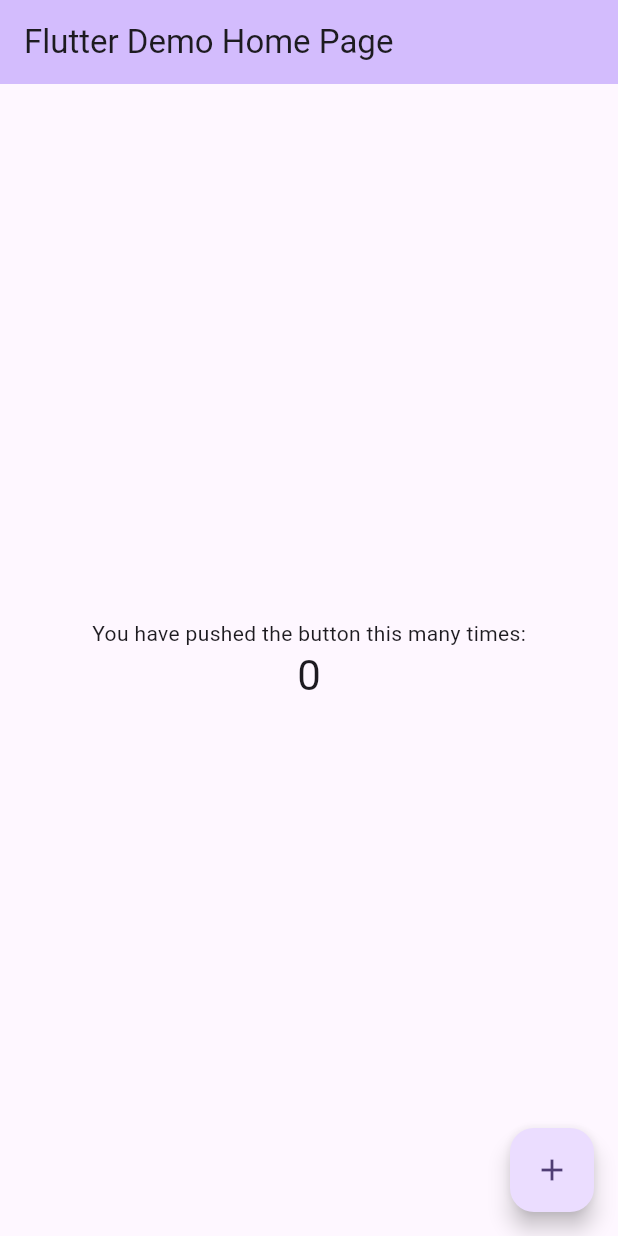
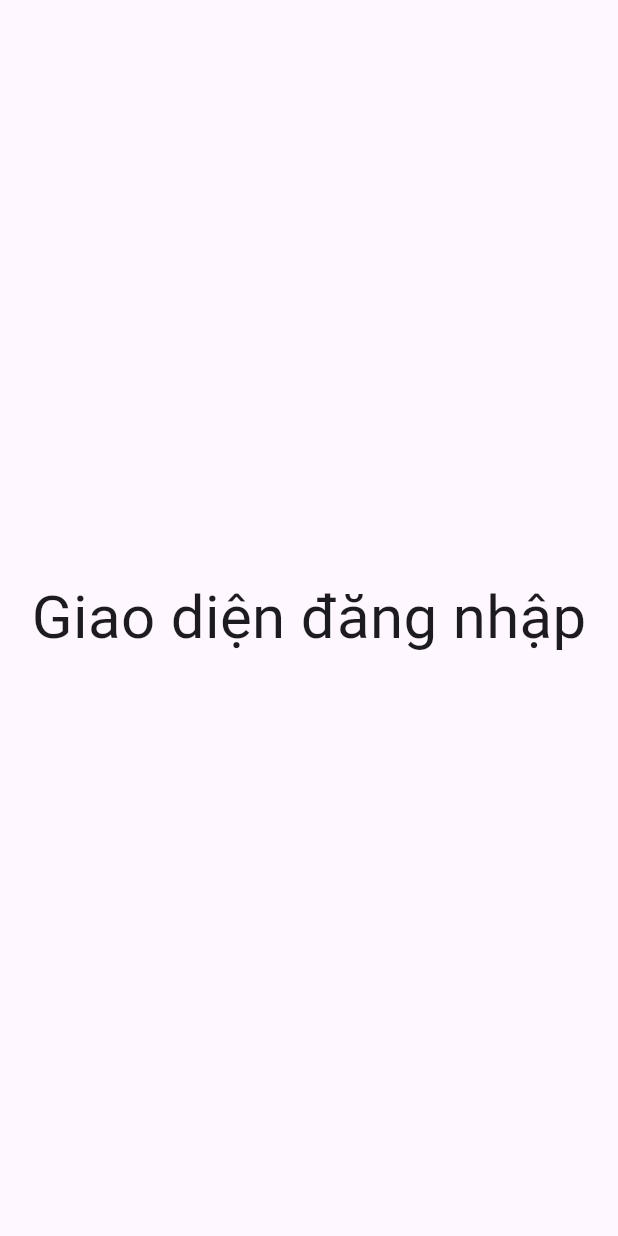
Before and after one commit to adohong4/SiegenX-Ecommerce, a Flutter app: the screen it shows after launch, on a phone screen of 412 x 824 dp. Run offline on Flutter 3.47's test engine with Material 3 defaults, Android fonts, the phone set to English and light mode, and no system bars.

Commit message:
test code giao dien flutter

```diff
--- a/MobileApp/siegenx_mobile_app/lib/main.dart
+++ b/MobileApp/siegenx_mobile_app/lib/main.dart
@@ -1,4 +1,5 @@
 import 'package:flutter/material.dart';
+import 'screens/login_screen.dart'; // Thêm import này
 
 void main() {
   runApp(const MyApp());
@@ -7,119 +8,18 @@
 class MyApp extends StatelessWidget {
   const MyApp({super.key});
 
-  // This widget is the root of your application.
   @override
   Widget build(BuildContext context) {
     return MaterialApp(
+      debugShowCheckedModeBanner: false,
       title: 'Flutter Demo',
       theme: ThemeData(
-        // This is the theme of your application.
-        //
-        // TRY THIS: Try running your application with "flutter run". You'll see
-        // the application has a purple toolbar. Then, without quitting the app,
-        // try changing the seedColor in the colorScheme below to Colors.green
-        // and then invoke "hot reload" (save your changes or press the "hot
-        // reload" button in a Flutter-supported IDE, or press "r" if you used
-        // the command line to start the app).
-        //
-        // Notice that the counter didn't reset back to zero; the application
-        // state is not lost during the reload. To reset the state, use hot
-        // restart instead.
-        //
-        // This works for code too, not just values: Most code changes can be
-        // tested with just a hot reload.
         colorScheme: ColorScheme.fromSeed(seedColor: Colors.deepPurple),
         useMaterial3: true,
       ),
-      home: const MyHomePage(title: 'Flutter Demo Home Page'),
+      home: const LoginScreen(), // Đổi thành màn hình đăng nhập
     );
   }
 }
 
-class MyHomePage extends StatefulWidget {
-  const MyHomePage({super.key, required this.title});
-
-  // This widget is the home page of your application. It is stateful, meaning
-  // that it has a State object (defined below) that contains fields that affect
-  // how it looks.
-
-  // This class is the configuration for the state. It holds the values (in this
-  // case the title) provided by the parent (in this case the App widget) and
-  // used by the build method of the State. Fields in a Widget subclass are
-  // always marked "final".
-
-  final String title;
-
-  @override
-  State<MyHomePage> createState() => _MyHomePageState();
-}
-
-class _MyHomePageState extends State<MyHomePage> {
-  int _counter = 0;
-
-  void _incrementCounter() {
-    setState(() {
-      // This call to setState tells the Flutter framework that something has
-      // changed in this State, which causes it to rerun the build method below
-      // so that the display can reflect the updated values. If we changed
-      // _counter without calling setState(), then the build method would not be
-      // called again, and so nothing would appear to happen.
-      _counter++;
-    });
-  }
-
-  @override
-  Widget build(BuildContext context) {
-    // This method is rerun every time setState is called, for instance as done
-    // by the _incrementCounter method above.
-    //
-    // The Flutter framework has been optimized to make rerunning build methods
-    // fast, so that you can just rebuild anything that needs updating rather
-    // than having to individually change instances of widgets.
-    return Scaffold(
-      appBar: AppBar(
-        // TRY THIS: Try changing the color here to a specific color (to
-        // Colors.amber, perhaps?) and trigger a hot reload to see the AppBar
-        // change color while the other colors stay the same.
-        backgroundColor: Theme.of(context).colorScheme.inversePrimary,
-        // Here we take the value from the MyHomePage object that was created by
-        // the App.build method, and use it to set our appbar title.
-        title: Text(widget.title),
-      ),
-      body: Center(
-        // Center is a layout widget. It takes a single child and positions it
-        // in the middle of the parent.
-        child: Column(
-          // Column is also a layout widget. It takes a list of children and
-          // arranges them vertically. By default, it sizes itself to fit its
-          // children horizontally, and tries to be as tall as its parent.
-          //
-          // Column has various properties to control how it sizes itself and
-          // how it positions its children. Here we use mainAxisAlignment to
-          // center the children vertically; the main axis here is the vertical
-          // axis because Columns are vertical (the cross axis would be
-          // horizontal).
-          //
-          // TRY THIS: Invoke "debug painting" (choose the "Toggle Debug Paint"
-          // action in the IDE, or press "p" in the console), to see the
-          // wireframe for each widget.
-          mainAxisAlignment: MainAxisAlignment.center,
-          children: <Widget>[
-            const Text(
-              'You have pushed the button this many times:',
-            ),
-            Text(
-              '$_counter',
-              style: Theme.of(context).textTheme.headlineMedium,
-            ),
-          ],
-        ),
-      ),
-      floatingActionButton: FloatingActionButton(
-        onPressed: _incrementCounter,
-        tooltip: 'Increment',
-        child: const Icon(Icons.add),
-      ), // This trailing comma makes auto-formatting nicer for build methods.
-    );
-  }
-}
+// Có thể xóa phần MyHomePage đi vì không dùng đến nữa
--- a/MobileApp/siegenx_mobile_app/lib/screens/login_screen.dart
+++ b/MobileApp/siegenx_mobile_app/lib/screens/login_screen.dart
@@ -0,0 +1,17 @@
+import 'package:flutter/material.dart';
+
+class LoginScreen extends StatelessWidget {
+  const LoginScreen({super.key});
+
+  @override
+  Widget build(BuildContext context) {
+    return Scaffold(
+      body: Center(
+        child: const Text(
+          'Giao diện đăng nhập',
+          style: TextStyle(fontSize: 40),
+        ),
+      ),
+    );
+  }
+}
```
